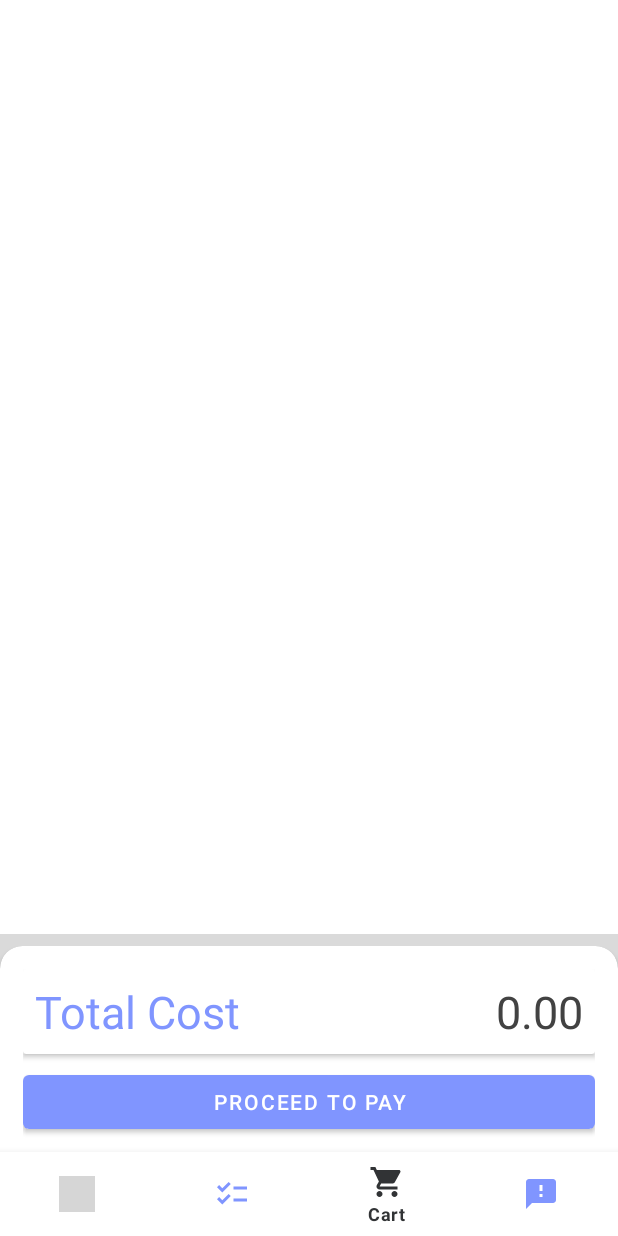
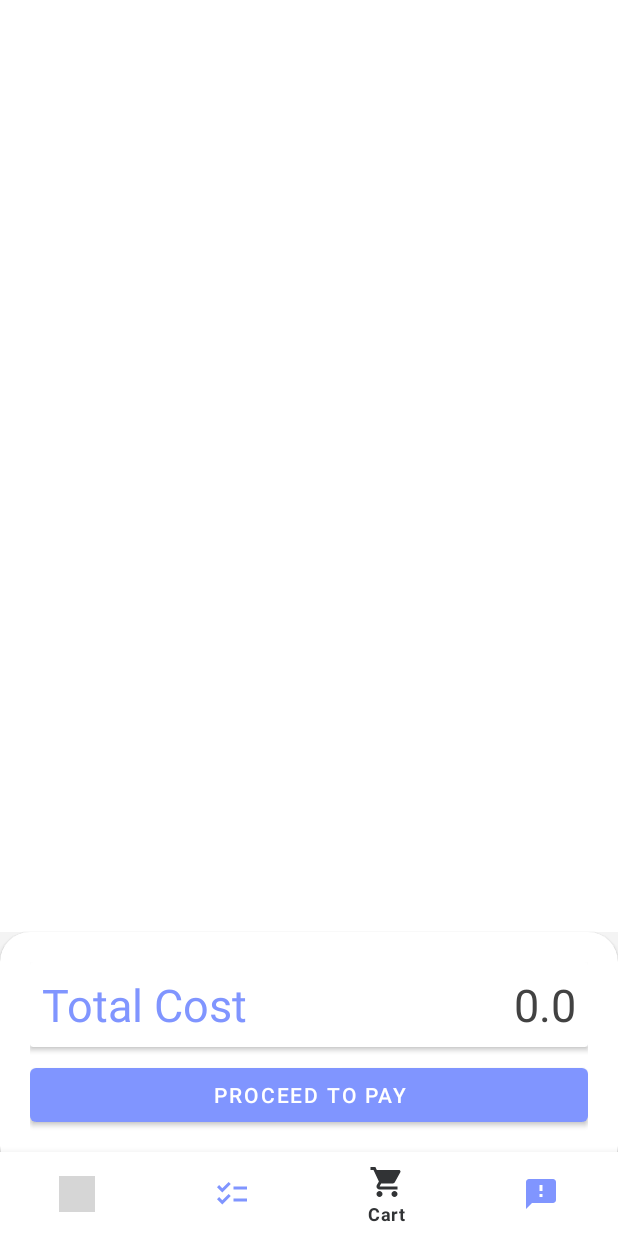
Before and after one commit to SithumKavinda/WellWork, an Android app: the home screen opened directly, with no data from a screen before it, item 3 of the bottom bar chosen, on a phone screen of 412 x 824 dp. Run offline under Robolectric (Android 15) with nearby library versions, the phone set to English and light mode, and no system bars; our stand-ins replace Firebase (no records; nobody signed in at launch, a user with empty details on screens opened directly); grey boxes are pictures that could not be loaded.

Commit message:
Total cost now update

```diff
--- a/app/src/main/java/com/edu/wellwork/Cart_adapter.java
+++ b/app/src/main/java/com/edu/wellwork/Cart_adapter.java
@@ -10,14 +10,13 @@ import android.widget.TextView;
 import androidx.annotation.NonNull;
 import androidx.recyclerview.widget.RecyclerView;
 
-import com.google.firebase.auth.FirebaseAuth;
-
 import java.util.ArrayList;
 
 public class Cart_adapter extends RecyclerView.Adapter<Cart_adapter.MyViewHolder> {
 
     Context context;
     ArrayList<Orders> list;
+
 
     public Cart_adapter(Context context, ArrayList<Orders> list) {
         this.context = context;
@@ -39,17 +38,18 @@ public class Cart_adapter extends RecyclerView.Adapter<Cart_adapter.MyViewHolder
         holder.unitPrice.setText(order.getUnitPrice());
         holder.totPrice.setText(order.getTotal());
 
-        holder.btn_delete.setOnClickListener(new View.OnClickListener() {
+        /*holder.btn_delete.setOnClickListener(new View.OnClickListener() {
             @Override
             public void onClick(View view) {
-                String id = FirebaseAuth.getInstance().getCurrentUser().getUid().toString();
-                /*FirebaseDatabase.getInstance().getReference("Prescription").child(id).setValue(null);*/
+                *//*String id = FirebaseAuth.getInstance().getCurrentUser().getUid().toString();
+                FirebaseDatabase.getInstance().getReference("Prescription").child(id).setValue(null);*//*
                 //Add new medicines into the database
                 //Create the same to the one more child positions
                 //Add animations to the Cart page
                 //Add start page with logo when start the application
+                Toast.makeText(context, order.getName(), Toast.LENGTH_SHORT).show();
             }
-        });
+        });*/
     }
 
     @Override
@@ -59,7 +59,7 @@ public class Cart_adapter extends RecyclerView.Adapter<Cart_adapter.MyViewHolder
 
     public static class MyViewHolder extends RecyclerView.ViewHolder{
 
-        TextView iname, qty, unitPrice, totPrice, grandTot;
+        TextView iname, qty, unitPrice, totPrice;
         Button btn_delete;
 
         public MyViewHolder(@NonNull View itemView) {
@@ -69,7 +69,6 @@ public class Cart_adapter extends RecyclerView.Adapter<Cart_adapter.MyViewHolder
             qty = itemView.findViewById(R.id.tv_qty);
             unitPrice = itemView.findViewById(R.id.tv_unitPrice);
             totPrice = itemView.findViewById(R.id.tv_totalPrice);
-            grandTot = itemView.findViewById(R.id.txt_finalPrice);
             btn_delete = itemView.findViewById(R.id.btn_remove);
         }
     }
--- /dev/null
+++ b/app/src/main/java/com/edu/wellwork/GrandTotal.java
@@ -0,0 +1,20 @@
+package com.edu.wellwork;
+
+import java.util.ArrayList;
+
+public class GrandTotal {
+
+    double tot = 0.0;
+
+    public GrandTotal() {
+    }
+
+    public String countGtot(ArrayList<Orders> arr, int x){
+        for (int i = 0; i <= x; i++){
+            Orders order = arr.get(i);
+            tot += Double.parseDouble(order.getTotal());
+        }
+
+        return Double.toString(tot);
+    }
+}
--- a/app/src/main/java/com/edu/wellwork/fragment_cart.java
+++ b/app/src/main/java/com/edu/wellwork/fragment_cart.java
@@ -35,6 +35,7 @@ public class fragment_cart extends Fragment {
     DatabaseReference database;
     ArrayList<Orders> list;
     Context context;
+    GrandTotal gt;
 
     @Nullable
     @Override
@@ -50,6 +51,7 @@ public class fragment_cart extends Fragment {
         String userid = FirebaseAuth.getInstance().getCurrentUser().getUid().toString();
 
         database = FirebaseDatabase.getInstance().getReference().child("Prescription").child(userid);
+
 
         order_list.setHasFixedSize(true);
         order_list.setLayoutManager(new LinearLayoutManager(context));
@@ -71,6 +73,13 @@ public class fragment_cart extends Fragment {
                 adapter.notifyDataSetChanged();
                 pb_cart.setVisibility(View.GONE);
 
+                //Grand total
+                int x = list.size() - 1;
+
+                gt = new GrandTotal();
+                String grandTotal = gt.countGtot(list, x);
+
+                txt_grand_total.setText(grandTotal);
             }
 
             @Override
--- a/app/src/main/res/layout-v21/fragment_cart.xml
+++ b/app/src/main/res/layout-v21/fragment_cart.xml
@@ -4,7 +4,7 @@
     xmlns:tools="http://schemas.android.com/tools"
     android:layout_width="match_parent"
     android:layout_height="match_parent"
-    android:background="#DADADA">
+    android:background="#F4F4F4">
 
 
     <androidx.recyclerview.widget.RecyclerView
@@ -12,7 +12,7 @@
         android:layout_width="match_parent"
         android:layout_height="match_parent"
         android:layout_above="@+id/bottom_card"
-        android:background="@color/white"/>
+        android:background="@color/white" />
 
     <ProgressBar
         android:id="@+id/pb_cart"
@@ -28,16 +28,15 @@
         android:layout_width="match_parent"
         android:layout_height="wrap_content"
         android:layout_alignParentBottom="true"
-        android:layout_marginTop="8dp"
-        app:cardCornerRadius="15dp"
-        android:layout_marginBottom="40dp">
+        android:layout_marginBottom="40dp"
+        app:cardCornerRadius="20dp">
 
         <LinearLayout
             android:id="@+id/layout_price"
             android:layout_width="match_parent"
             android:layout_height="wrap_content"
-            android:orientation="vertical"
-            android:layout_margin="15dp">
+            android:layout_margin="20dp"
+            android:orientation="vertical">
 
             <androidx.cardview.widget.CardView
                 android:layout_width="match_parent"
@@ -46,27 +45,27 @@
                 <LinearLayout
                     android:layout_width="match_parent"
                     android:layout_height="wrap_content"
+                    android:orientation="horizontal"
                     android:padding="8dp"
-                    android:weightSum="8"
-                    android:orientation="horizontal">
+                    android:weightSum="8">
 
                     <TextView
+                        android:layout_width="0dp"
+                        android:layout_height="wrap_content"
+                        android:layout_weight="4"
                         android:text="Total Cost"
                         android:textColor="@color/colorPrimary"
-                        android:textSize="30sp"
-                        android:layout_weight="4"
-                        android:layout_height="wrap_content"
-                        android:layout_width="0dp" />
+                        android:textSize="30sp" />
 
                     <TextView
                         android:id="@+id/txt_finalPrice"
-                        android:text="0.00"
-                        android:textColor="@color/cardview_dark_background"
-                        android:textSize="30sp"
+                        android:layout_width="0dp"
+                        android:layout_height="wrap_content"
                         android:layout_weight="4"
                         android:gravity="right"
-                        android:layout_height="wrap_content"
-                        android:layout_width="0dp" />
+                        android:text=""
+                        android:textColor="@color/cardview_dark_background"
+                        android:textSize="30sp" />
 
                 </LinearLayout>
 
@@ -74,12 +73,12 @@
 
             <Button
                 android:id="@+id/btn_order"
-                android:text="Proceed to Pay"
-                android:layout_marginTop="8dp"
-                android:textColor="@color/white"
                 android:layout_width="match_parent"
                 android:layout_height="wrap_content"
-                android:layout_marginBottom="10dp"/>
+                android:layout_marginTop="8dp"
+                android:layout_marginBottom="10dp"
+                android:text="Proceed to Pay"
+                android:textColor="@color/white" />
 
         </LinearLayout>
 
--- a/app/src/main/res/layout/activity_home.xml
+++ b/app/src/main/res/layout/activity_home.xml
@@ -4,7 +4,8 @@
     xmlns:tools="http://schemas.android.com/tools"
     android:layout_width="match_parent"
     android:layout_height="match_parent"
-    tools:context=".home">
+    tools:context=".home"
+    android:background="@color/white">
 
     <FrameLayout
         android:id="@+id/fragment_container"
@@ -13,7 +14,8 @@
         app:layout_constraintBottom_toTopOf="@+id/bottom_navigation"
         app:layout_constraintEnd_toEndOf="parent"
         app:layout_constraintStart_toStartOf="parent"
-        app:layout_constraintTop_toTopOf="parent" />
+        app:layout_constraintTop_toTopOf="parent"
+        android:background="@color/white"/>
 
     <com.google.android.material.bottomnavigation.BottomNavigationView
         android:id="@+id/bottom_navigation"
```
